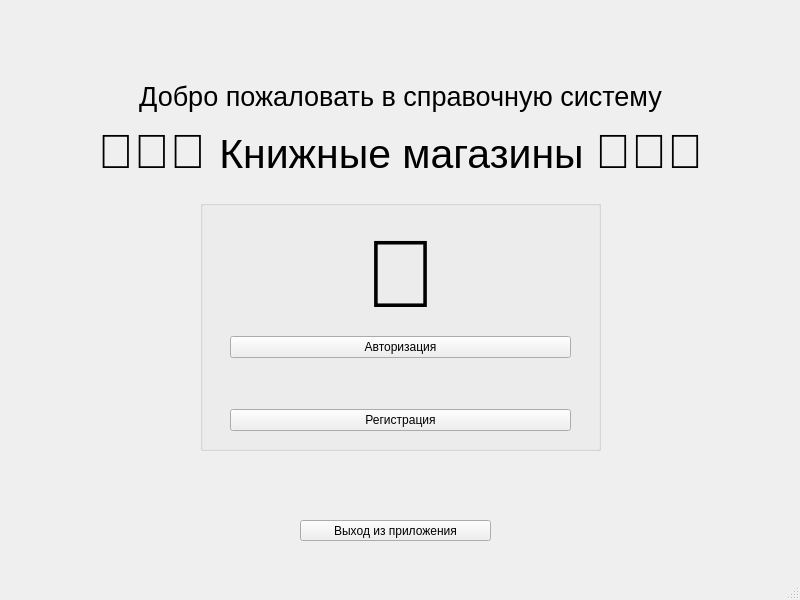
This is mainwindow.ui in mamam111a/2-year_coursework_client as Qt 5 draws it before an edit. The edited form follows.
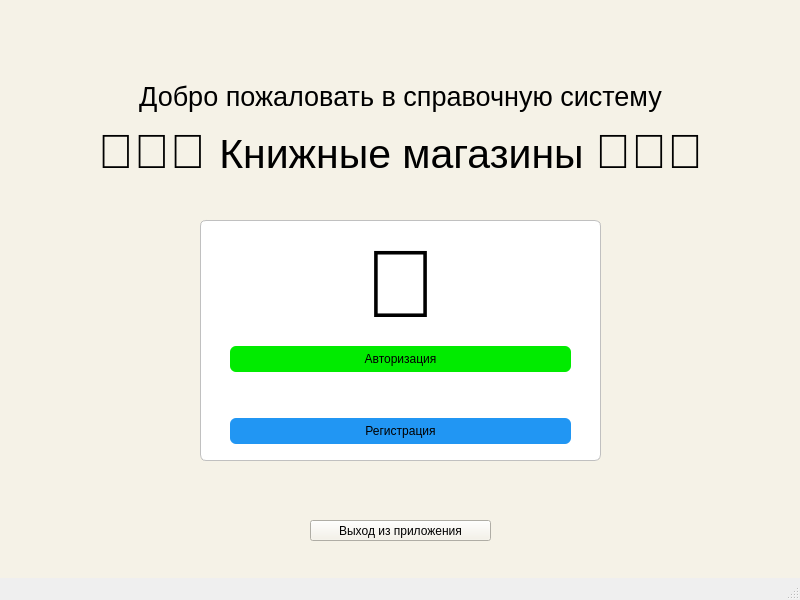
This is the edited form.

What changed in the file:
```diff
--- a/mainwindow.ui
+++ b/mainwindow.ui
@@ -16,26 +16,52 @@
   <property name="autoFillBackground">
    <bool>false</bool>
   </property>
+  <property name="styleSheet">
+   <string notr="true"/>
+  </property>
   <widget class="QWidget" name="centralwidget">
+   <property name="styleSheet">
+    <string notr="true">background-color: #F5F2E7;
+    color: black;</string>
+   </property>
    <widget class="QGroupBox" name="groupBox">
     <property name="geometry">
      <rect>
       <x>200</x>
       <y>200</y>
       <width>401</width>
-      <height>251</height>
+      <height>261</height>
      </rect>
     </property>
+    <property name="styleSheet">
+     <string notr="true">QGroupBox {
+    background-color: white;   /* Белый фон всей рамки */
+    border: 1px solid #C0C0C0; /* Светло-серая рамка */
+    border-radius: 6px;
+    margin-top: 20px;          /* Отступ для заголовка */
+}
+
+QGroupBox::title {
+    subcontrol-origin: margin;
+    subcontrol-position: top center;
+    padding: 0 6px;
+    background: transparent;   /* Прозрачный фон под текстом заголовка */
+}
+
+QGroupBox QWidget {
+    background-color: white;   /* Белый фон внутри блока */
+}</string>
+    </property>
     <property name="title">
      <string/>
     </property>
-    <widget class="QWidget" name="">
+    <widget class="QWidget" name="layoutWidget">
      <property name="geometry">
       <rect>
        <x>30</x>
-       <y>20</y>
+       <y>30</y>
        <width>341</width>
-       <height>211</height>
+       <height>214</height>
       </rect>
      </property>
      <layout class="QVBoxLayout" name="verticalLayout">
@@ -48,6 +74,24 @@
       </item>
       <item>
        <widget class="QPushButton" name="log">
+        <property name="styleSheet">
+         <string notr="true">QPushButton#log {
+    background-color: #01EB00; /* Очень ярко-зелёный */
+    color: black;              /* Черный текст */
+	border: none;              /* Без обводки */
+    border-radius: 6px;
+    padding: 6px 12px;
+    font-weight: normal;
+}
+
+QPushButton#log:hover {
+    background-color: #01C700; /* Темнее при наведении */
+}
+
+QPushButton#log:pressed {
+    background-color: #019900; /* Ещё темнее при нажатии */
+}</string>
+        </property>
         <property name="text">
          <string>Авторизация</string>
         </property>
@@ -62,6 +106,24 @@
       </item>
       <item>
        <widget class="QPushButton" name="reg">
+        <property name="styleSheet">
+         <string notr="true">QPushButton#reg {
+    background-color: #2196F3; /* Синий основной */
+    color: black;              /* Черный текст */
+    border: none;              /* Без обводки */
+    border-radius: 6px;
+    padding: 6px 12px;
+    font-weight: normal;
+}
+
+QPushButton#reg:hover {
+    background-color: #1976D2; /* Темнее при наведении */
+}
+
+QPushButton#reg:pressed {
+    background-color: #0D47A1; /* Ещё темнее при нажатии */
+}</string>
+        </property>
         <property name="text">
          <string>Регистрация</string>
         </property>
@@ -73,12 +135,27 @@
    <widget class="QPushButton" name="pushButton">
     <property name="geometry">
      <rect>
-      <x>300</x>
+      <x>310</x>
       <y>520</y>
-      <width>191</width>
+      <width>181</width>
       <height>21</height>
      </rect>
     </property>
+    <property name="styleSheet">
+     <string notr="true">QPushButton#pushButton {
+    background-color: #F5F2E7; /* Ярко-красный */
+    color: black;              /* Черный текст */
+ 
+}
+
+QPushButton#pushButton:hover {
+    background-color: #D32F2F; /* Темнее при наведении */
+}
+
+QPushButton#pushButton:pressed {
+    background-color: #B71C1C; /* Ещё темнее при нажатии */
+}</string>
+    </property>
     <property name="text">
      <string>Выход из приложения</string>
     </property>
@@ -96,7 +173,11 @@
      <string>&lt;html&gt;&lt;head/&gt;&lt;body&gt;&lt;p align=&quot;center&quot;&gt;&lt;span style=&quot; font-size:20pt;&quot;&gt;Добро пожаловать в справочную систему&lt;/span&gt;&lt;/p&gt;&lt;p align=&quot;center&quot;&gt;&lt;span style=&quot; font-size:36pt;&quot;&gt;📕📗📘 &lt;/span&gt;&lt;span style=&quot; font-size:31pt;&quot;&gt;Книжные магазины &lt;/span&gt;&lt;span style=&quot; font-size:36pt;&quot;&gt;📘📗📕&lt;/span&gt;&lt;/p&gt;&lt;/body&gt;&lt;/html&gt;</string>
     </property>
    </widget>
+   <zorder>label</zorder>
+   <zorder>groupBox</zorder>
+   <zorder>pushButton</zorder>
   </widget>
+  <widget class="QStatusBar" name="statusbar"/>
   <widget class="QMenuBar" name="menubar">
    <property name="geometry">
     <rect>
@@ -107,7 +188,6 @@
     </rect>
    </property>
   </widget>
-  <widget class="QStatusBar" name="statusbar"/>
  </widget>
  <resources/>
  <connections/>
```
